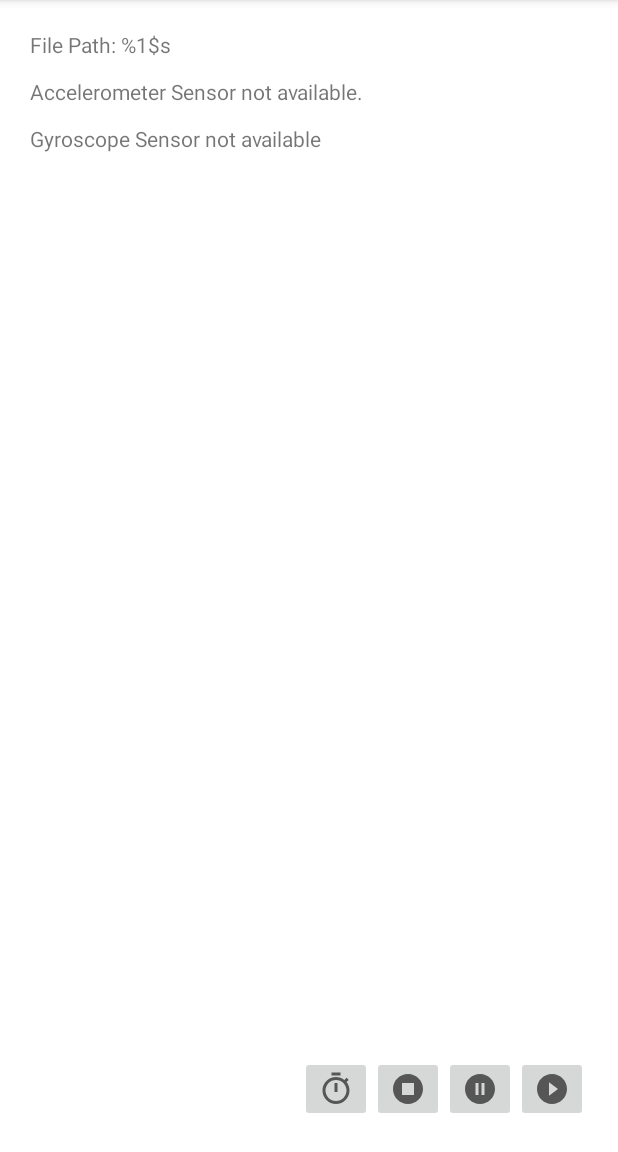
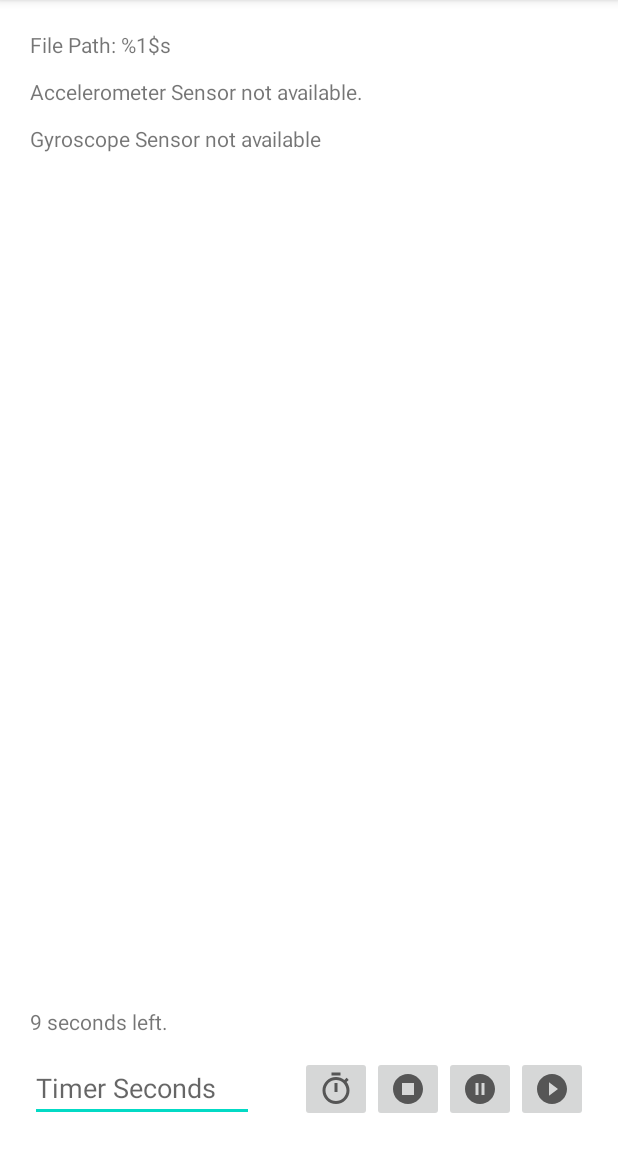
Before and after one commit to leschtz/mcl-activity-monitoring, an Android app: the screen it shows after launch (MainActivity), after a tap on "Timed Data Logging", on a phone screen of 412 x 824 dp, the part 84-1236 px from its top. Run offline under Robolectric (Android 15) with nearby library versions, the light colour scheme and no system bars.

Commit message:
adding a timer and notifications

```diff
--- a/app/src/main/java/com/example/activitymonitoring/MainActivity.java
+++ b/app/src/main/java/com/example/activitymonitoring/MainActivity.java
@@ -7,8 +7,13 @@ import android.hardware.Sensor;
 import android.hardware.SensorEvent;
 import android.hardware.SensorEventListener;
 import android.hardware.SensorManager;
+import android.media.Ringtone;
+import android.media.RingtoneManager;
+import android.net.Uri;
 import android.os.Bundle;
+import android.os.CountDownTimer;
 import android.view.View;
+import android.widget.EditText;
 import android.widget.ImageButton;
 import android.widget.TextView;
 import android.widget.Toast;
@@ -38,6 +43,9 @@ public class MainActivity extends AppCompatActivity implements SensorEventListen
             TextView textSensorGyroscope = findViewById(R.id.value_gyroscope);
             textSensorGyroscope.setText(getResources().getString(R.string.error_gyroscope_unavailable));
         }
+
+        TextView textSensorAccelerometer = findViewById(R.id.timer_rest_time);
+        textSensorAccelerometer.setText(R.string.seconds_left_default);
 
         dataLogger = new DataLogger(getApplicationContext());
 
@@ -83,13 +91,42 @@ public class MainActivity extends AppCompatActivity implements SensorEventListen
                 }
                 Toast.makeText(getApplicationContext(), R.string.toast_start_recording, Toast.LENGTH_SHORT).show();
 
-                // todo: wait for t Seconds
 
-                if (!dataLogger.stopRecording()) {
-                    failureActivity.show();
-                    return;
+                // I'm sure this is not the nicest way to do this, but it works.
+                EditText editText = findViewById(R.id.timer_value);
+                Long time;
+                try {
+                    time = Long.parseLong(editText.getText().toString()) * 1000L;
+                } catch(NumberFormatException nfe) {
+                    time = 10 * 1000L;
                 }
-                Toast.makeText(getApplicationContext(), R.string.toast_stop_recording, Toast.LENGTH_SHORT).show();
+                new CountDownTimer(time, 1000) {
+                    @Override
+                    public void onTick(long timeLeftInMillis) {
+
+                        if(dataLogger == null || !dataLogger.isRecording()) {
+                            return;
+                        }
+                        TextView textSensorAccelerometer = findViewById(R.id.timer_rest_time);
+                        textSensorAccelerometer.setText(getResources().getString(R.string.seconds_left, (timeLeftInMillis / 1000)));
+                    }
+
+                    @Override
+                    public void onFinish() {
+                        if (dataLogger == null || !dataLogger.isRecording()) {
+                            return;
+                        }
+                        if (!dataLogger.stopRecording()) {
+                            failureActivity.show();
+                            return;
+                        }
+
+                        RingtoneManager.getRingtone(getApplicationContext(), RingtoneManager.getDefaultUri(RingtoneManager.TYPE_NOTIFICATION)).play();
+                        Toast.makeText(getApplicationContext(), R.string.toast_stop_recording, Toast.LENGTH_SHORT).show();
+                    }
+                }.start();
+
+
             }
         });
     }
@@ -132,6 +169,9 @@ public class MainActivity extends AppCompatActivity implements SensorEventListen
         } else {
             TextView textFilePath = findViewById(R.id.label_file_path);
             textFilePath.setText(getResources().getString(R.string.file_path, "NOT_RECORDING"));
+
+            TextView textSecondsLeft = findViewById(R.id.timer_rest_time);
+            textSecondsLeft.setText(R.string.seconds_left_default);
         }
 
         switch (sensorType) {
--- a/app/src/main/res/layout/activity_main.xml
+++ b/app/src/main/res/layout/activity_main.xml
@@ -33,6 +33,31 @@
         android:text="@string/label_gyroscope"
         app:layout_constraintLeft_toLeftOf="parent"
         app:layout_constraintTop_toBottomOf="@+id/value_accelerometer" />
+
+    <TextView
+        android:id="@+id/timer_rest_time"
+        android:layout_width="wrap_content"
+        android:layout_height="wrap_content"
+        android:layout_marginBottom="12dp"
+        android:text="@string/seconds_left"
+        app:layout_constraintBottom_toTopOf="@id/timer_value"
+        app:layout_constraintLeft_toLeftOf="parent"/>
+    <EditText
+        android:id="@+id/timer_value"
+        android:layout_width="wrap_content"
+        android:layout_height="wrap_content"
+        android:layout_marginRight="12dp"
+        android:ems="7"
+        android:inputType="number"
+        android:hint="Timer Seconds"
+        app:layout_constraintBottom_toBottomOf="parent"
+        app:layout_constraintLeft_toLeftOf="parent"/>
+        <!--
+        app:layout_constraintLeft_toLeftOf="parent"
+        app:layout_constraintTop_toBottomOf="@+id/value_gyroscope"
+        -->
+
+
 
     <ImageButton
         android:id="@+id/play_button"
@@ -71,4 +96,6 @@
         app:layout_constraintBottom_toBottomOf="parent">
     </ImageButton>
 
+
+
 </androidx.constraintlayout.widget.ConstraintLayout>
--- a/app/src/main/res/values/strings.xml
+++ b/app/src/main/res/values/strings.xml
@@ -7,6 +7,9 @@
     <string name="label_gyroscope">Gyroscope Values: x: %1$.2f, y: %2$.2f, z: %3$.2f</string>
     <string name="file_path">File Path: %1$s</string>
 
+    <string name="seconds_left_default">seconds left.</string>
+    <string name="seconds_left">%1$d seconds left.</string>
+
     <string name="play_icon_description">Start Logging Data</string>
 
     <string name="toast_start_recording">Started Recording</string>
```
